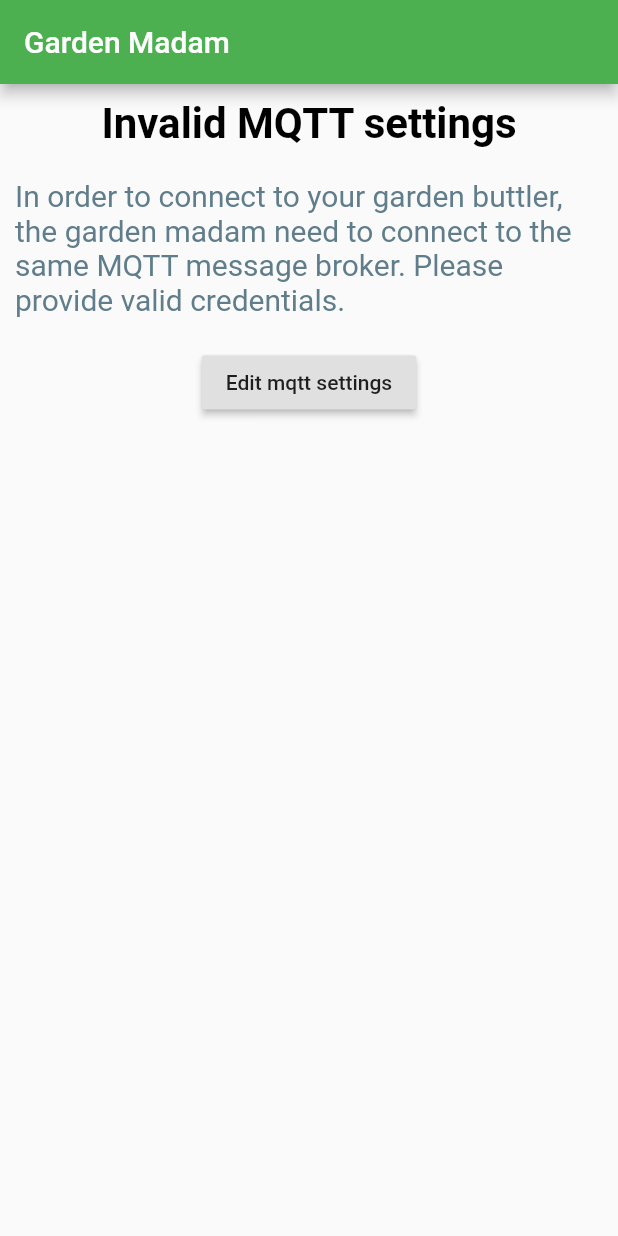
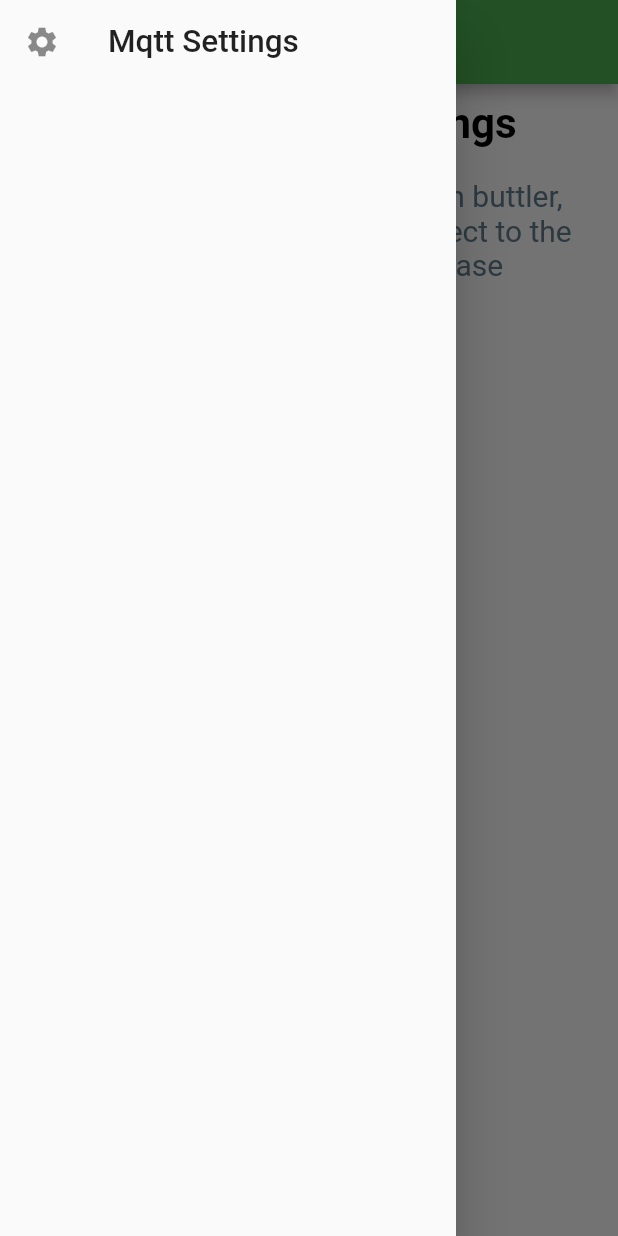
Before and after one commit to kaojo/garden-madam, a Flutter app: the screen it shows after launch, with the side drawer open (before the commit the screen has no drawer), on a phone screen of 412 x 824 dp. Run offline on Flutter 3.47's test engine with Material 2 defaults, Android fonts, the phone set to English and light mode, and no system bars; our stand-ins replace bloc, flutter_bloc, flutter_svg, shared_preferences, typed_data; missing offline and left inert: dart:ffi, flutter_form_bloc, mqtt_client; project files that could hold a hidden picture were left out.

Commit message:
mqtt settings in drawer part 1

```diff
--- a/lib/main.dart
+++ b/lib/main.dart
@@ -12,6 +12,7 @@ import 'package:garden_madam/repositories/settings_repository.dart';
 import 'package:garden_madam/ui/mqtt_settings_form.dart';
 import 'package:garden_madam/ui/overview_page_wrapper.dart';
 
+import 'ui/scaffold.dart';
 import 'ui/theme.dart';
 
 class SimpleBlocDelegate extends BlocDelegate {
@@ -51,11 +52,11 @@ class MyApp extends StatelessWidget {
           child: BlocBuilder<SettingsBloc, SettingsState>(
             builder: (context, SettingsState state) {
               if (state is SettingsLoading) {
-                return scaffold(loadingAnimation());
+                return MyScaffold(body: loadingAnimation());
               } else if (state is SettingsError) {
-                return scaffold(Text("error"));
+                return MyScaffold(body: Text("error"));
               } else if (state is InvalidMqttSettings) {
-                return scaffold(invalidMqttSettings(context));
+                return MyScaffold(body: invalidMqttSettings(context));
               } else if (state is SettingsLoaded) {
                 return OverviewPageWrapper(
                   mqttConfig: state.mqttConfig,
@@ -121,17 +122,7 @@ _navigateToMqttSettingsForm(BuildContext context) async {
       },
     ),
   );
-  var settingsBloc = BlocProvider.of<SettingsBloc>(context);
-  settingsBloc.add(SettingsReloadEvent());
-}
-
-Widget scaffold(Widget body) {
-  return Scaffold(
-    appBar: AppBar(
-      title: Text("Garden Madam"),
-    ),
-    body: body,
-  );
+  BlocProvider.of<SettingsBloc>(context).add(SettingsReloadEvent());
 }
 
 Widget loadingAnimation() {
--- /dev/null
+++ b/lib/ui/drawer.dart
@@ -0,0 +1,20 @@
+import 'package:flutter/material.dart';
+
+class NavigationDrawer extends StatelessWidget {
+  @override
+  Widget build(BuildContext context) {
+    return Drawer(
+      child: ListView(
+        children: <Widget>[
+          ListTile(
+            leading: Icon(Icons.settings),
+            title: Text(
+              "Mqtt Settings",
+              textScaleFactor: 1.5,
+            ),
+          )
+        ],
+      ),
+    );
+  }
+}
--- /dev/null
+++ b/lib/ui/scaffold.dart
@@ -0,0 +1,21 @@
+import 'package:flutter/material.dart';
+
+import 'drawer.dart';
+
+class MyScaffold extends StatelessWidget {
+  final Widget body;
+  final String title;
+
+  MyScaffold({this.body, this.title = "Garden Madam"});
+
+  @override
+  Widget build(BuildContext context) {
+    return Scaffold(
+      body: body,
+      appBar: AppBar(
+        title: Text(title),
+      ),
+      drawer: NavigationDrawer(),
+    );
+  }
+}
```
Also changed, not shown: lib/repositories/butler_repository.dart (+12 -8 lines), lib/ui/butler_page.dart (+3 -4 lines), lib/ui/mqtt_settings_form.dart (+5 -6 lines), lib/ui/overview_page_wrapper.dart (+6 -6 lines), lib/ui/schedule_page.dart (+5 -7 lines), lib/ui/valve_page.dart (+8 -8 lines).
